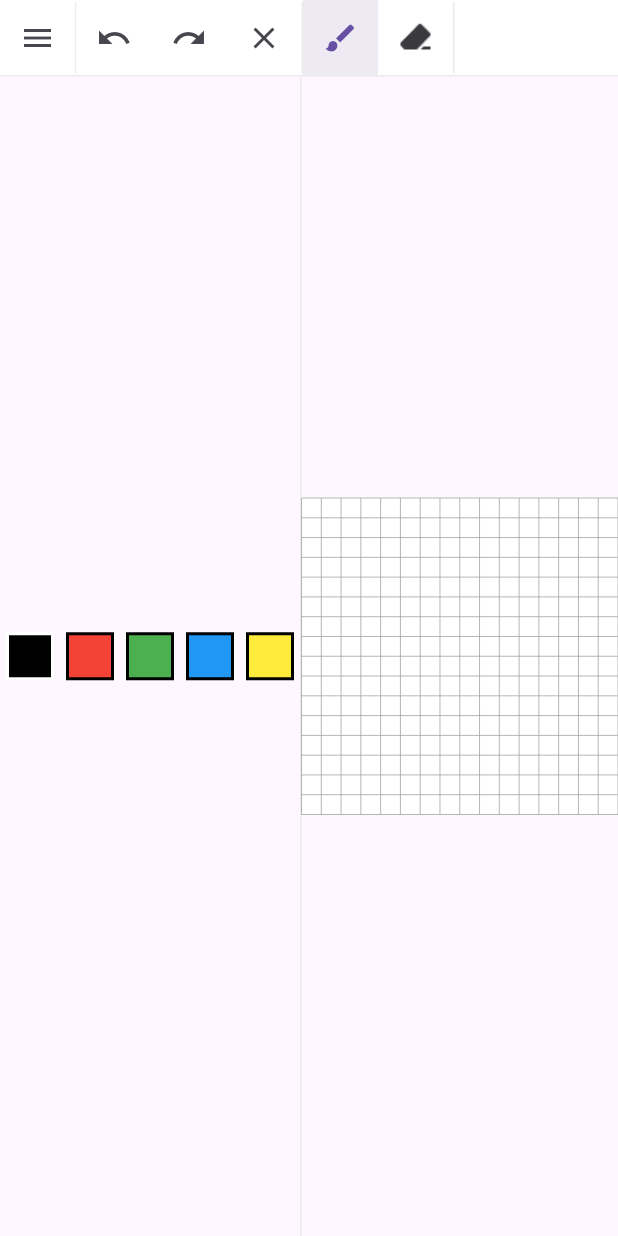
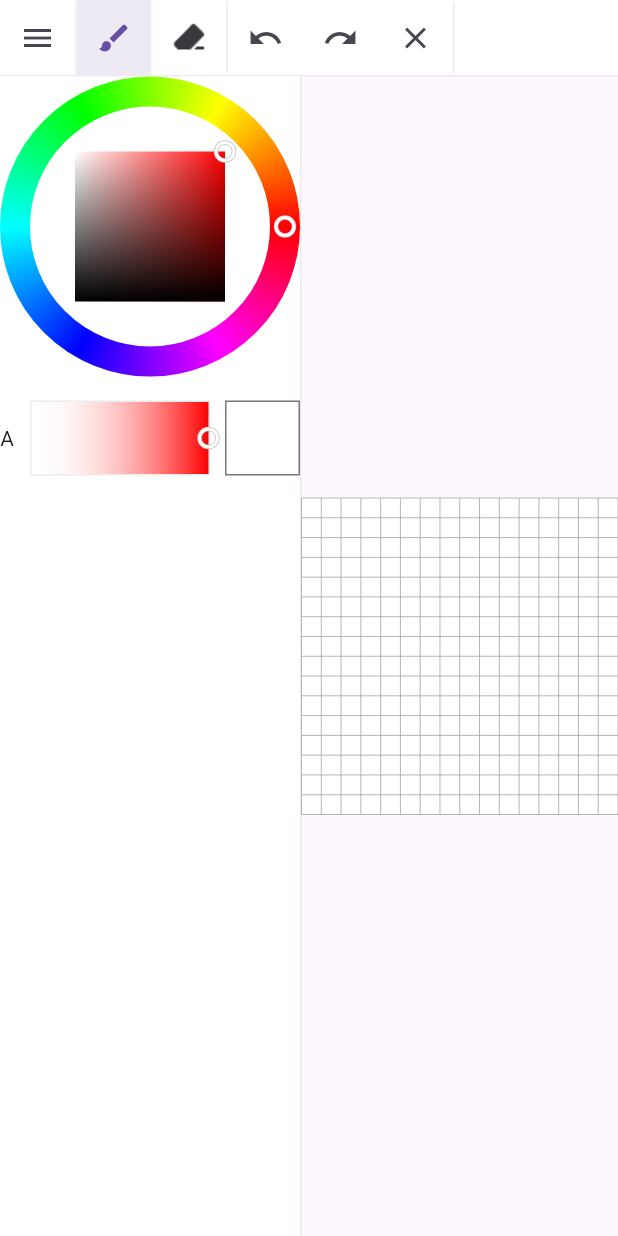
Before and after one commit to TN-2001/pixel_art_editor, a Flutter app: the screen it shows after launch, after a tap on the "brush" icon, on a phone screen of 412 x 824 dp. Run offline on Flutter 3.47's test engine with Material 3 defaults, Android fonts, the phone set to English and light mode, and no system bars.

Commit message:
update: color_pickerを作成

```diff
--- /dev/null
+++ b/lib/components/color_picker/alpha_slider.dart
@@ -0,0 +1,113 @@
+import 'package:flutter/material.dart';
+import '/constants/colors.dart';
+import 'color_picker_canvas.dart';
+
+class AlphaSlider extends StatelessWidget {
+  const AlphaSlider({
+    super.key,
+    required this.width,
+    this.height = 50,
+    required this.hue,
+    required this.saturation,
+    required this.value,
+    required this.alpha,
+    required this.onChanged,
+  });
+
+  final double width;
+  final double height;
+  final double hue;
+  final double saturation;
+  final double value;
+  final double alpha;
+  final void Function(double newAlpha) onChanged;
+
+  void _onAlphaTap(Offset offset, Size size) {
+    final x = offset.dx.clamp(0.0, size.width);
+    onChanged(x / size.width);
+  }
+
+  @override
+  Widget build(BuildContext context) {
+    return SizedBox(
+      width: width,
+      height: height,
+      child: Row(
+        children: [
+          SizedBox(
+            width: 10,
+            child: Text("A"),
+          ),
+
+          SizedBox(width: 10,),
+
+          Container(
+            width: width - 10 - 50 - 20,
+            height: height,
+            decoration: BoxDecoration(
+              border: Border.all(color: BaseColors.borderColor),
+            ),
+
+            child: GestureDetector(
+              onPanDown: (d) => _onAlphaTap(d.localPosition, Size(width - 10 - 50 - 20, height)),
+              onPanUpdate: (d) => _onAlphaTap(d.localPosition, Size(width - 10 - 50 - 20, height)),
+              child: CustomPaint(
+                painter:_AlphaPainter(hue, saturation, value, alpha),
+              ),
+            ),
+          ),
+
+          SizedBox(width: 10,),
+
+          SizedBox(
+            width: 50,
+            height: height,
+            child: TextField(
+
+              decoration: InputDecoration(
+                border: OutlineInputBorder(
+                  borderRadius: BorderRadius.zero,
+                ),
+              ),
+            ),
+          ),
+        ],
+      ),
+    );
+  }
+}
+
+class _AlphaPainter extends CustomPainter {
+  _AlphaPainter(this.hue, this.saturation, this.value, this.alpha);
+
+  final double hue;
+  final double saturation;
+  final double value;
+  final double alpha;
+
+  @override
+  void paint(Canvas canvas, Size size) {
+    final rect = Offset.zero & size;
+    final baseColor = HSVColor.fromAHSV(1, hue, saturation, value).toColor();
+
+    final whiteGradient = Paint()
+      ..shader = LinearGradient(
+        colors: [const Color.fromARGB(0, 255, 255, 255), baseColor],
+        begin: Alignment.centerLeft,
+        end: Alignment.centerRight,
+      ).createShader(rect);
+
+    canvas.drawRect(rect, whiteGradient);
+
+    // 選択中の位置を表示
+    ColorPickerCanvas.drawCursor(canvas, size, Offset(alpha * size.width, size.height / 2));
+  }
+
+  @override
+  bool shouldRepaint(covariant _AlphaPainter oldDelegate) {
+    return oldDelegate.hue != hue ||
+        oldDelegate.saturation != saturation ||
+        oldDelegate.value != value ||
+        oldDelegate.alpha != alpha;
+  }
+}
--- /dev/null
+++ b/lib/components/color_picker/color_picker.dart
@@ -0,0 +1,88 @@
+import 'package:flutter/material.dart';
+import 'package:pixel_art_editor/components/color_picker/alpha_slider.dart';
+import 'hue_wheel.dart';
+import 'sv_box.dart';
+
+class ColorPicker extends StatefulWidget {
+  const ColorPicker({
+    super.key,
+    this.width = 250,
+    required this.onColorChanged,
+  });
+
+  final double width;
+  final ValueChanged<Color> onColorChanged;
+
+  @override
+  State<ColorPicker> createState() => _ColorPickerState();
+}
+
+class _ColorPickerState extends State<ColorPicker> {
+  double hue = 0;
+  double saturation = 1.0;
+  double value = 1.0;
+  double alpha = 1.0;
+
+  void _updateColor() {
+    final color = HSVColor.fromAHSV(alpha, hue, saturation, value).toColor();
+    widget.onColorChanged(color);
+  }
+
+  @override
+  void initState() {
+    super.initState();
+    _updateColor();
+  }
+
+  @override
+  Widget build(BuildContext context) {
+    return Column(
+      mainAxisSize: MainAxisSize.min,
+      children: [
+        SizedBox(
+          width: widget.width,
+          height: widget.width,
+          child: Stack(
+            alignment: Alignment.center,
+            children: [
+              HueWheel(
+                size: widget.width,
+                hue: hue,
+                onChanged: (newHue) {
+                  setState(() {
+                    hue = newHue;
+                  });
+                  _updateColor();
+                },
+              ),
+              SVBox(
+                size: widget.width * 0.5,
+                hue: hue,
+                saturation: saturation,
+                value: value,
+                onChanged: (newSaturation, newValue) {
+                  setState(() {
+                    saturation = newSaturation;
+                    value = newValue;
+                  });
+                  _updateColor();
+                }
+              ),
+            ],
+          ),
+        ),
+        const SizedBox(height: 16),
+        AlphaSlider(
+          width: widget.width,
+          hue: hue, saturation: saturation, value: value, alpha: alpha,
+          onChanged: (newAlpha) {
+            setState(() {
+              alpha = newAlpha;
+            });
+            _updateColor();
+          },
+        ),
+      ],
+    );
+  }
+}
--- /dev/null
+++ b/lib/components/color_picker/color_picker_canvas.dart
@@ -0,0 +1,14 @@
+import 'package:flutter/material.dart';
+
+class ColorPickerCanvas {
+  static void drawCursor(Canvas canvas, Size size, Offset position) {
+    canvas.drawCircle(position, 6, Paint()
+      ..color = const Color.fromARGB(255, 194, 194, 194)
+      ..style = PaintingStyle.stroke
+      ..strokeWidth = 3);
+    canvas.drawCircle(position, 6, Paint()
+      ..color = Colors.white
+      ..style = PaintingStyle.stroke
+      ..strokeWidth = 2);
+  }
+}
--- /dev/null
+++ b/lib/components/color_picker/hue_wheel.dart
@@ -0,0 +1,87 @@
+import 'dart:math';
+import 'package:flutter/material.dart';
+import 'color_picker_canvas.dart';
+
+class HueWheel extends StatelessWidget {
+  const HueWheel({
+    super.key,
+    required this.size,
+    required this.hue,
+    required this.onChanged,
+  });
+
+  final double size;
+  final double hue;
+  final void Function(double newHue) onChanged;
+
+
+  void _onHueTap(Offset offset, Size size) {
+    final center = size.center(Offset.zero);
+    final dx = offset.dx - center.dx;
+    final dy = offset.dy - center.dy;
+    final distance = sqrt(dx * dx + dy * dy);
+    final outerRadius = size.width / 2;
+    final innerRadius = outerRadius * 0.75;
+    if (distance < innerRadius || distance > outerRadius) return;
+
+    double angle = atan2(dy, dx);
+    if (angle < 0) {
+      angle += 2 * pi;
+    }
+    onChanged(360 - (angle * 180 / pi));
+  }
+
+  @override
+  Widget build(BuildContext context) {
+    return SizedBox(
+      width: size,
+      height: size,
+      child: GestureDetector(
+        onPanDown: (d) => _onHueTap(d.localPosition, Size(size, size)),
+        onPanUpdate: (d) => _onHueTap(d.localPosition, Size(size, size)),
+        child: CustomPaint(
+          size: Size(size, size),
+          painter: _HueWheelPainter(hue: hue),
+        ),
+      ),
+    );
+  }
+}
+
+
+class _HueWheelPainter extends CustomPainter {
+  _HueWheelPainter({required this.hue});
+
+  final double hue; // 360度
+
+  @override
+  void paint(Canvas canvas, Size size) {
+    final Offset center = size.center(Offset.zero); // 中心座標
+    final double radius = size.width / 2; // 半径
+    final double strokeWidth = radius * 0.2; // ホールの幅
+
+    final rect = Rect.fromCircle(center: center, radius: radius - strokeWidth / 2);
+    final gradient = SweepGradient(
+      colors: List.generate(361, (i) => HSVColor.fromAHSV(1, 360 - i.toDouble(), 1, 1).toColor()),
+    );
+
+    final paint = Paint()
+      ..shader = gradient.createShader(rect)
+      ..style = PaintingStyle.stroke
+      ..strokeWidth = strokeWidth;
+
+    canvas.drawCircle(center, radius - strokeWidth / 2, paint);
+
+    // 選択中のhueインジケータを描画
+    final angle = (360 - hue) * pi / 180;
+    final indicatorRadius = radius - strokeWidth / 2;
+    final indicatorOffset = Offset(
+      center.dx + indicatorRadius * cos(angle),
+      center.dy + indicatorRadius * sin(angle),
+    );
+    ColorPickerCanvas.drawCursor(canvas, size, indicatorOffset);
+  }
+
+  @override
+  bool shouldRepaint(covariant _HueWheelPainter oldDelegate) => oldDelegate.hue != hue;
+}
--- /dev/null
+++ b/lib/components/color_picker/sv_box.dart
@@ -0,0 +1,83 @@
+import 'package:flutter/material.dart';
+import 'color_picker_canvas.dart';
+
+class SVBox extends StatelessWidget {
+  const SVBox({
+    super.key,
+    required this.size,
+    required this.hue,
+    required this.saturation,
+    required this.value,
+    required this.onChanged,
+  });
+
+  final double size;
+  final double hue;
+  final double saturation;
+  final double value;
+  final void Function(double newSaturation, double newValue) onChanged;
+
+  void _onSVTap(Offset offset, Size size) {
+    final x = offset.dx.clamp(0.0, size.width);
+    final y = offset.dy.clamp(0.0, size.height);
+    onChanged(x / size.width, 1.0 - y / size.height);
+  }
+
+  @override
+  Widget build(BuildContext context) {
+    return SizedBox(
+      width: size,
+      height: size,
+      child: GestureDetector(
+        onPanDown: (d) => _onSVTap(d.localPosition, Size(size, size)),
+        onPanUpdate: (d) => _onSVTap(d.localPosition, Size(size, size)),
+        child: CustomPaint(
+          painter: _SVBoxPainter(hue, saturation, value),
+        ),
+      ),
+    );
+  }
+}
+
+class _SVBoxPainter extends CustomPainter {
+  _SVBoxPainter(this.hue, this.saturation, this.value);
+
+  final double hue;
+  final double saturation;
+  final double value;
+
+  @override
+  void paint(Canvas canvas, Size size) {
+    final rect = Offset.zero & size;
+    final baseColor = HSVColor.fromAHSV(1, hue, 1, 1).toColor();
+
+    final whiteGradient = Paint()
+      ..shader = LinearGradient(
+        colors: [Colors.white, baseColor],
+        begin: Alignment.centerLeft,
+        end: Alignment.centerRight,
+      ).createShader(rect);
+
+    canvas.drawRect(rect, whiteGradient);
+
+    final blackGradient = Paint()
+      ..shader = LinearGradient(
+        colors: [Colors.transparent, Colors.black],
+        begin: Alignment.topCenter,
+        end: Alignment.bottomCenter,
+      ).createShader(rect)
+      ..blendMode = BlendMode.multiply;
+
+    canvas.drawRect(rect, blackGradient);
+
+    // 選択中の位置を表示
+    ColorPickerCanvas.drawCursor(canvas, size, Offset(saturation * size.width, (1.0 - value) * size.height));
+  }
+
+  @override
+  bool shouldRepaint(covariant _SVBoxPainter oldDelegate) {
+    return oldDelegate.hue != hue ||
+        oldDelegate.saturation != saturation ||
+        oldDelegate.value != value;
+  }
+}
--- /dev/null
+++ b/lib/components/constants/colors.dart
@@ -0,0 +1 @@
+// TODO Implement this library.
--- a/lib/components/tool_bar_divider.dart
+++ b/lib/components/tool_ui/tool_bar_divider.dart
@@ -1,6 +1,6 @@
 import 'package:flutter/material.dart';
-import '../constants/colors.dart';
-import '../constants/dimens.dart';
+import '../../constants/colors.dart';
+import '../../constants/dimens.dart';
 
 class ToolBarDivider extends StatelessWidget {
   const ToolBarDivider({
--- a/lib/components/tool_dropdown_button.dart
+++ b/lib/components/tool_ui/tool_dropdown_button.dart
@@ -1,6 +1,6 @@
 import 'package:flutter/material.dart';
-import '../constants/colors.dart';
-import '../constants/dimens.dart';
+import '../../constants/colors.dart';
+import '../../constants/dimens.dart';
 
 class ToolDropdownButton extends StatefulWidget {
   const ToolDropdownButton({super.key, required this.items, required this.onPressed});
--- a/lib/components/tool_icon_button.dart
+++ b/lib/components/tool_ui/tool_icon_button.dart
@@ -1,6 +1,6 @@
 import 'package:flutter/material.dart';
-import '../constants/colors.dart';
-import '../constants/dimens.dart';
+import '../../constants/colors.dart';
+import '../../constants/dimens.dart';
 
 class ToolIconButton extends StatefulWidget {
   const ToolIconButton({
--- a/lib/components/tool_toggle_buttons.dart
+++ b/lib/components/tool_ui/tool_toggle_buttons.dart
@@ -1,6 +1,6 @@
 import 'package:flutter/material.dart';
-import '../constants/colors.dart';
-import '../constants/dimens.dart';
+import '../../constants/colors.dart';
+import '../../constants/dimens.dart';
 
 
 class ToolToggleButtons extends StatefulWidget {
--- a/lib/constants/colors.dart
+++ b/lib/constants/colors.dart
@@ -9,6 +9,7 @@ import 'package:flutter/widgets.dart';
   Base colors
 */
 class BaseColors {
+  static Color baseColor = Color.fromARGB(255, 255, 255, 255);
   static Color dividerClor = Color.fromARGB(255, 235, 235, 235);
   static Color borderColor = Color.fromARGB(255, 235, 235, 235);
 }
--- a/lib/views/ui/color_palette.dart
+++ b/lib/views/ui/color_palette.dart
@@ -1,40 +1,35 @@
 import 'package:flutter/material.dart';
+import 'package:pixel_art_editor/constants/colors.dart';
+import '../../components/color_picker/color_picker.dart';
 import '../models/pixel_canvas_controller.dart';
 
-class ColorPalette extends StatelessWidget {
-  ColorPalette({super.key, required this.controller});
+class ColorPalette extends StatefulWidget {
+  const ColorPalette({super.key, required this.controller});
 
   final PixelCanvasController controller;
 
-  final List<Color> colors = [
-    Colors.black,
-    Colors.red,
-    Colors.green,
-    Colors.blue,
-    Colors.yellow,
-  ];
+  @override
+  State<ColorPalette> createState() => _ColorPaletteState();
+}
+
+class _ColorPaletteState extends State<ColorPalette> {
+
+  void onColorChanged(Color color) {
+    widget.controller.selectedColor = color;
+  }
 
   @override
   Widget build(BuildContext context) {
-    return Row(
-      mainAxisAlignment: MainAxisAlignment.center,
-      children: colors.map((color) {
-        return GestureDetector(
-          onTap: () => controller.setSelectedColor(color),
-          child: Container(
-            width: 32,
-            height: 32,
-            margin: EdgeInsets.all(4),
-            decoration: BoxDecoration(
-              color: color,
-              border: Border.all(
-                color: controller.selectedColor == color ? Colors.white : Colors.black,
-                width: 2,
-              ),
-            ),
+    return Container(
+      color: BaseColors.baseColor,
+      child: Column(
+        children: [
+          ColorPicker(
+            onColorChanged: onColorChanged,
+            width: 200,
           ),
-        );
-      }).toList(),
+        ],
+      ),
     );
   }
 }
--- a/lib/views/ui/tool_bar.dart
+++ b/lib/views/ui/tool_bar.dart
@@ -1,7 +1,7 @@
 import 'package:flutter/material.dart';
-import 'package:pixel_art_editor/components/tool_bar_divider.dart';
-import 'package:pixel_art_editor/components/tool_icon_button.dart';
-import 'package:pixel_art_editor/components/tool_toggle_buttons.dart';
+import 'package:pixel_art_editor/components/tool_ui/tool_bar_divider.dart';
+import 'package:pixel_art_editor/components/tool_ui/tool_icon_button.dart';
+import 'package:pixel_art_editor/components/tool_ui/tool_toggle_buttons.dart';
 import 'package:pixel_art_editor/constants/colors.dart';
 import 'package:pixel_art_editor/constants/paths.dart';
 import '../models/pixel_canvas_controller.dart';
@@ -25,6 +25,20 @@ class ToolBar extends StatelessWidget {
 
           ToolBarDivider(isVertivcal: true,),
 
+          ToolToggleButtons(
+            onPressed: (value){},
+            icons: [
+              Icon(Icons.brush),
+              ImageIcon(AssetImage(ImagePass.iconEraser)),
+            ],
+            messages: [
+              "筆",
+              "消しゴム",
+            ],
+          ),
+
+          ToolBarDivider(isVertivcal: true,),
+
           ToolIconButton(
             onPressed: controller.undo,
             icon: Icon(Icons.undo),
@@ -42,20 +56,6 @@ class ToolBar extends StatelessWidget {
           ),
 
           ToolBarDivider(isVertivcal: true,),
-
-          ToolToggleButtons(
-            onPressed: (value){},
-            icons: [
-              Icon(Icons.brush),
-              ImageIcon(AssetImage(ImagePass.iconEraser)),
-            ],
-            messages: [
-              "筆",
-              "消しゴム",
-            ],
-          ),
-
-          ToolBarDivider(isVertivcal: true,),
         ],
       ),
     );
```
